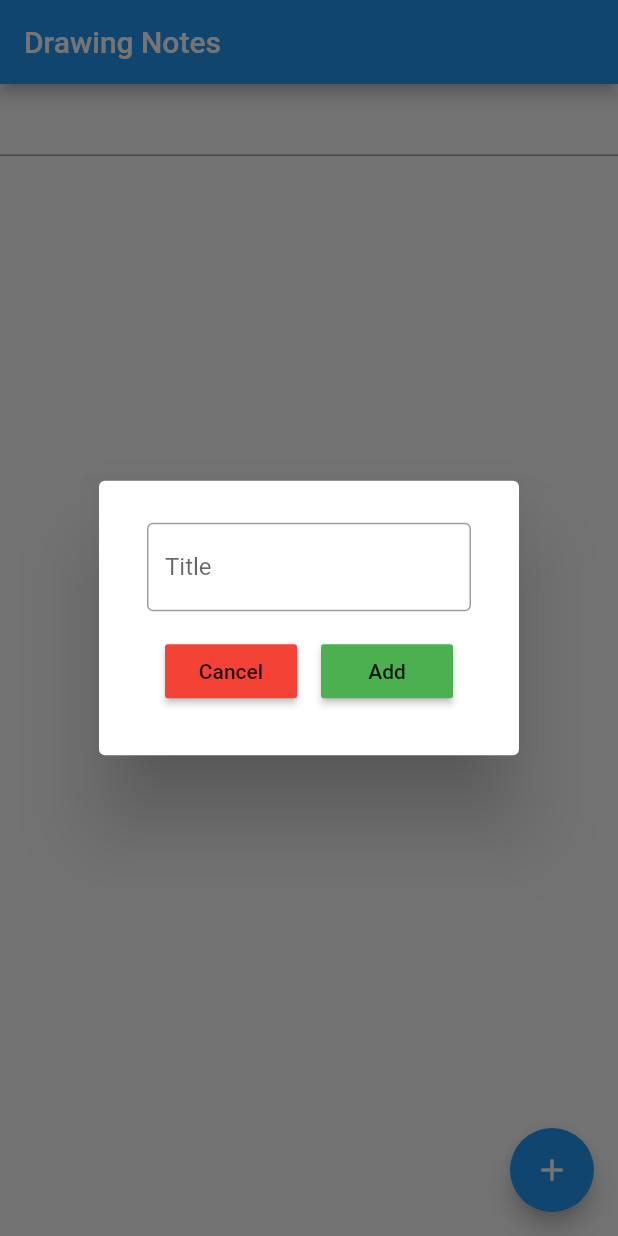
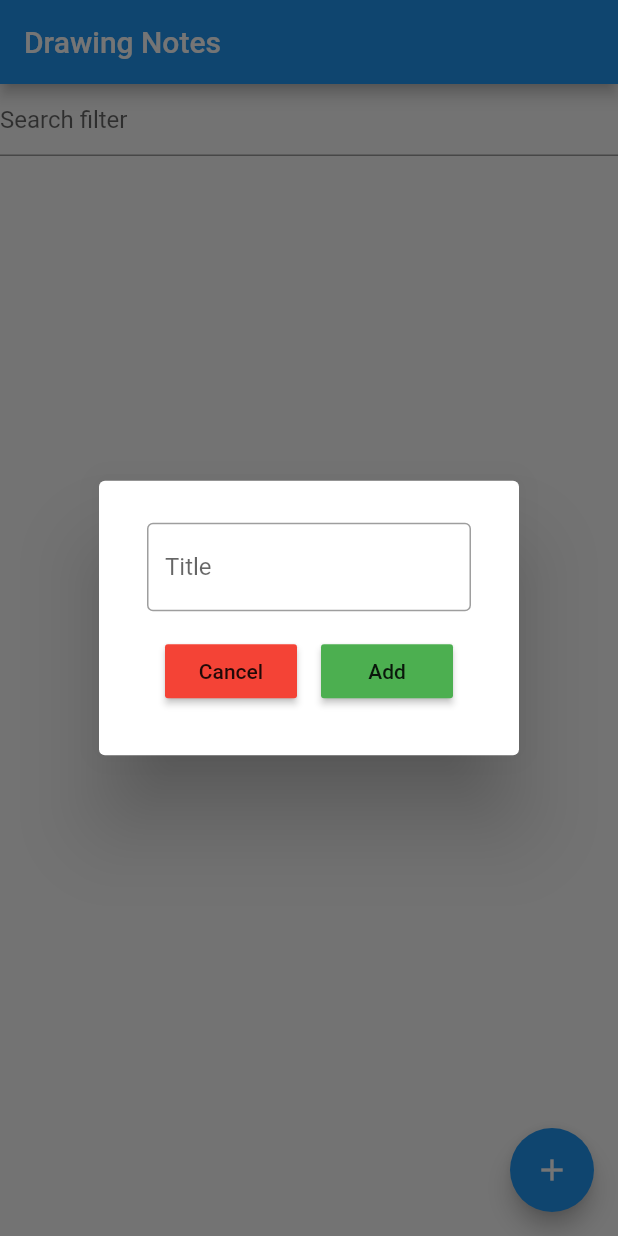
Before and after one commit to ChaxuGarg/Drawing_Notes_App, a Flutter app: the screen it shows after launch, after a tap on the "add" icon, on a phone screen of 412 x 824 dp. Run offline on Flutter 3.47's test engine with Material 2 defaults, Android fonts, the phone set to English and light mode, and no system bars; our stand-ins replace shared_preferences.

Commit message:
Added search filter

```diff
--- a/lib/main_screen.dart
+++ b/lib/main_screen.dart
@@ -19,6 +19,7 @@ class _MainScreenState extends State<MainScreen> {
 
   List<Drawing> drawings = [];
   List<ListTile> drawingWidgets = [];
+  List<ListTile> newDrawingList = [];
   TextEditingController search = TextEditingController();
   TextEditingController newDrawing = TextEditingController();
   List<List<Offset>> _points = [<Offset>[]];
@@ -85,6 +86,7 @@ class _MainScreenState extends State<MainScreen> {
                                 setState(() {
                                   _points.add(result);
                                   drawingWidgets.add(ListTile(title: Text(newDrawing.text), onTap: () {Navigator.push(context, MaterialPageRoute(builder: (context) => DrawingScreen(points: result)));
+                                  newDrawingList = List.from(drawingWidgets);
                                     },
                                   ));
                                   newDrawing.text = "";
@@ -105,6 +107,12 @@ class _MainScreenState extends State<MainScreen> {
     );
   }
 
+  onItemChanged(String value) {
+    setState(() {
+      newDrawingList = drawingWidgets.where((string) => string.title.toString().toLowerCase().contains(value.toLowerCase())).toList();
+    });
+  }
+
   @override
   Widget build(BuildContext context) {
     return Scaffold(
@@ -115,8 +123,12 @@ class _MainScreenState extends State<MainScreen> {
         children: <Widget> [
           TextField(
             controller: search,
+            decoration: InputDecoration(
+              hintText: 'Search filter',
+            ),
+            onChanged: onItemChanged,
           )
-        ] + drawingWidgets,
+        ] + newDrawingList,
       ),
       floatingActionButton: FloatingActionButton(
         tooltip: "Add",
```
